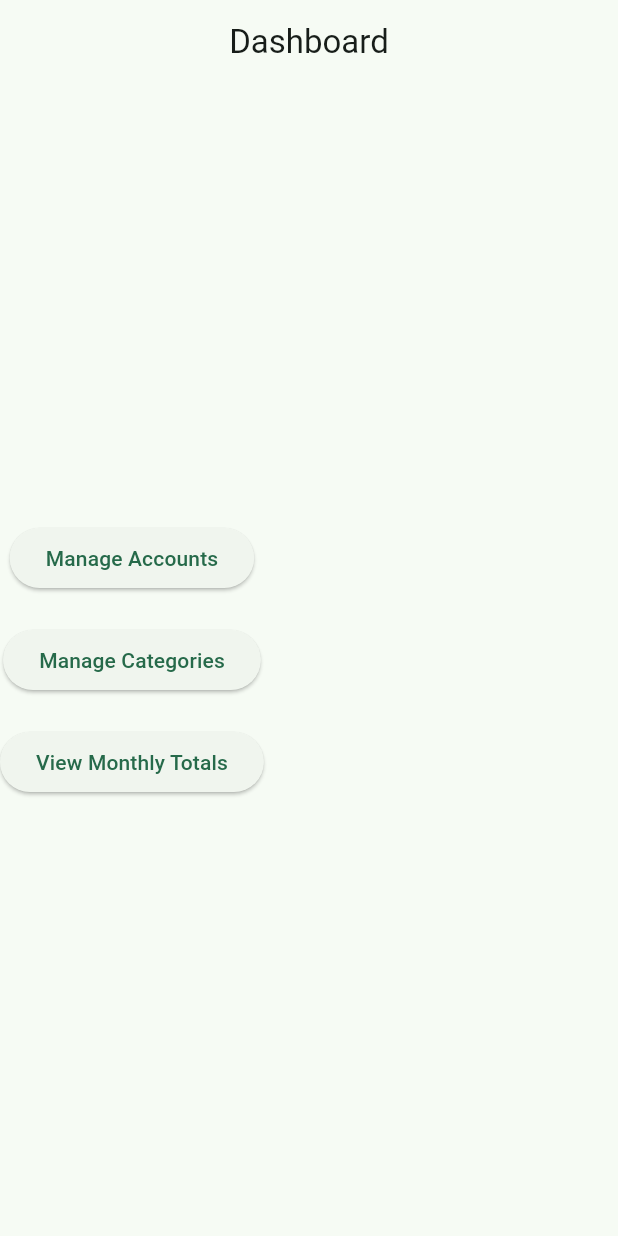
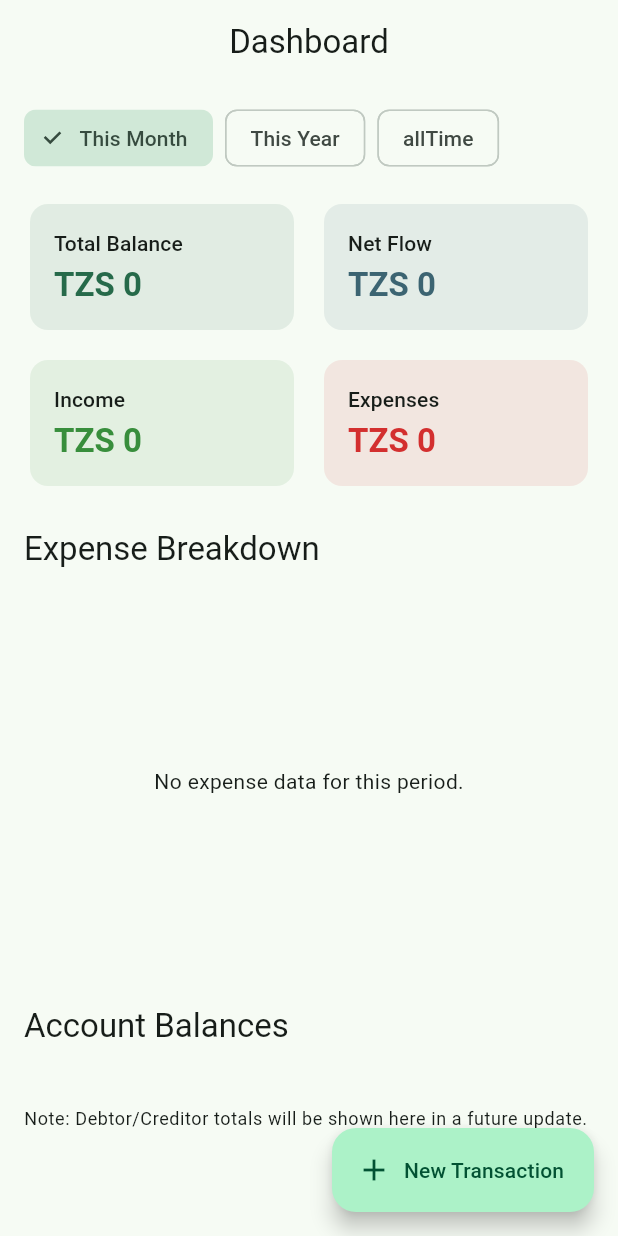
Before and after one commit to yuzalsif/budget_master, a Flutter app: the screen it shows after launch, on a phone screen of 412 x 824 dp. Run offline on Flutter 3.47's test engine with Material 3 defaults, Android fonts, the light colour scheme and no system bars; our stand-ins replace fl_chart, flutter_riverpod, objectbox; generated files the repository leaves out were written again.

Commit message:
feat: Add dashboard

```diff
--- a/lib/app/app.dart
+++ b/lib/app/app.dart
@@ -1,6 +1,7 @@
 import 'package:budget_master/features/accounts/presentation/screens/accounts_screen.dart';
 import 'package:budget_master/features/categories/presentation/screens/categories_screen.dart';
 import 'package:budget_master/features/categories/presentation/screens/category_totals_screen.dart';
+import 'package:budget_master/features/dashboard/presentation/screens/dashboard_screen.dart';
 import 'package:flutter/material.dart';
 import 'package:flutter_riverpod/flutter_riverpod.dart';
 import 'package:budget_master/app/theme/app_theme.dart';
@@ -26,7 +27,7 @@ class MyApp extends ConsumerWidget {
           body: Center(child: Text('Error initializing database: $err')),
         ),
         data: (isar) =>
-            const HomePage(), // When DB is ready, show our home page
+            const DashboardScreen(), // When DB is ready, show our home page
       ),
     );
   }
--- /dev/null
+++ b/lib/features/dashboard/application/dashboard_providers.dart
@@ -0,0 +1,88 @@
+import 'package:budget_master/domain/models/account.dart';
+import 'package:budget_master/features/accounts/application/account_providers.dart';
+import 'package:budget_master/features/transactions/application/transaction_service.dart';
+import 'package:flutter_riverpod/flutter_riverpod.dart';
+
+// --- A simple data class to hold all our dashboard data ---
+class DashboardData {
+  final double totalBalance;
+  final double totalIncome;
+  final double totalExpense;
+  final List<Account> accounts;
+  final Map<String, double> categoryExpenseTotals;
+
+  DashboardData({
+    required this.totalBalance,
+    required this.totalIncome,
+    required this.totalExpense,
+    required this.accounts,
+    required this.categoryExpenseTotals,
+  });
+}
+
+// --- Filter provider to control the date range of the dashboard ---
+enum DashboardDateFilter { thisMonth, thisYear, allTime }
+
+final dashboardFilterProvider = StateProvider<DashboardDateFilter>(
+  (ref) => DashboardDateFilter.thisMonth,
+);
+
+// --- The Main Dashboard Data Provider ---
+// This provider orchestrates everything. When the filter changes, it re-runs
+// and calculates a new DashboardData object.
+final dashboardDataProvider = Provider<DashboardData>((ref) {
+  // Watch the filter to react to changes
+  final filter = ref.watch(dashboardFilterProvider);
+
+  // Get date range based on filter
+  final now = DateTime.now();
+  DateTime startDate;
+  final endDate = now;
+
+  switch (filter) {
+    case DashboardDateFilter.thisMonth:
+      startDate = DateTime(now.year, now.month, 1);
+      break;
+    case DashboardDateFilter.thisYear:
+      startDate = DateTime(now.year, 1, 1);
+      break;
+    case DashboardDateFilter.allTime:
+      // A very early date to include all transactions
+      startDate = DateTime(2000);
+      break;
+  }
+
+  // Get services and providers we need
+  final accounts = ref.watch(accountsProvider);
+  final transactionService = ref.read(transactionServiceProvider);
+
+  // Calculate all the values
+  final totalBalance = accounts.fold(
+    0.0,
+    (sum, account) => sum + account.balance,
+  );
+  final incomeExpense = transactionService.getIncomeExpenseTotals(
+    startDate: startDate,
+    endDate: endDate,
+  );
+  final categoryTotalsRaw = transactionService.getCategoryTotals(
+    startDate: startDate,
+    endDate: endDate,
+  );
+
+  // We only want the expense part for the bar chart
+  final categoryExpenseTotals = Map.fromEntries(
+    categoryTotalsRaw.entries
+        .where((entry) => entry.value.withdrawals > 0)
+        .map((entry) => MapEntry(entry.key, entry.value.withdrawals)),
+  );
+
+  // Assemble and return the final data object
+  return DashboardData(
+    totalBalance: totalBalance,
+    totalIncome: incomeExpense.income,
+    totalExpense: incomeExpense.expense,
+    accounts: accounts,
+    categoryExpenseTotals: categoryExpenseTotals,
+  );
+});
--- /dev/null
+++ b/lib/features/dashboard/presentation/screens/dashboard_screen.dart
@@ -0,0 +1,270 @@
+import 'package:flutter/material.dart';
+import 'package:flutter_riverpod/flutter_riverpod.dart';
+import 'package:budget_master/features/dashboard/application/dashboard_providers.dart';
+import 'package:intl/intl.dart';
+import 'package:fl_chart/fl_chart.dart';
+
+class DashboardScreen extends ConsumerWidget {
+  const DashboardScreen({super.key});
+
+  @override
+  Widget build(BuildContext context, WidgetRef ref) {
+    final dashboardData = ref.watch(dashboardDataProvider);
+    final currencyFormat = NumberFormat.currency(
+      symbol: 'TZS ',
+      decimalDigits: 0,
+    );
+
+    return Scaffold(
+      appBar: AppBar(title: const Text('Dashboard')),
+      body: SingleChildScrollView(
+        child: Padding(
+          padding: const EdgeInsets.all(16.0),
+          child: Column(
+            crossAxisAlignment: CrossAxisAlignment.start,
+            children: [
+              // --- Filter Chips ---
+              _FilterChips(),
+              const SizedBox(height: 20),
+
+              // --- KPI Cards ---
+              Row(
+                children: [
+                  Expanded(
+                    child: _KpiCard(
+                      title: 'Total Balance',
+                      value: currencyFormat.format(dashboardData.totalBalance),
+                      color: Theme.of(context).colorScheme.primary,
+                    ),
+                  ),
+                  const SizedBox(width: 12),
+                  Expanded(
+                    child: _KpiCard(
+                      title: 'Net Flow',
+                      value: currencyFormat.format(
+                        dashboardData.totalIncome - dashboardData.totalExpense,
+                      ),
+                      color: Theme.of(context).colorScheme.tertiary,
+                    ),
+                  ),
+                ],
+              ),
+              const SizedBox(height: 12),
+              Row(
+                children: [
+                  Expanded(
+                    child: _KpiCard(
+                      title: 'Income',
+                      value: currencyFormat.format(dashboardData.totalIncome),
+                      color: Colors.green.shade700,
+                    ),
+                  ),
+                  const SizedBox(width: 12),
+                  Expanded(
+                    child: _KpiCard(
+                      title: 'Expenses',
+                      value: currencyFormat.format(dashboardData.totalExpense),
+                      color: Colors.red.shade700,
+                    ),
+                  ),
+                ],
+              ),
+              const SizedBox(height: 24),
+
+              // --- Expense Breakdown Chart ---
+              Text(
+                'Expense Breakdown',
+                style: Theme.of(context).textTheme.titleLarge,
+              ),
+              const SizedBox(height: 16),
+              SizedBox(
+                height: 250,
+                child: _CategoryBarChart(
+                  data: dashboardData.categoryExpenseTotals,
+                ),
+              ),
+              const SizedBox(height: 24),
+
+              // --- Account Balances Table ---
+              Text(
+                'Account Balances',
+                style: Theme.of(context).textTheme.titleLarge,
+              ),
+              const SizedBox(height: 8),
+              Card(
+                child: Column(
+                  children: dashboardData.accounts.map((account) {
+                    return ListTile(
+                      leading: const Icon(
+                        Icons.account_balance_wallet_outlined,
+                      ),
+                      title: Text(account.name),
+                      trailing: Text(
+                        currencyFormat.format(account.balance),
+                        style: const TextStyle(fontWeight: FontWeight.bold),
+                      ),
+                    );
+                  }).toList(),
+                ),
+              ),
+
+              const SizedBox(height: 24),
+              Text(
+                'Note: Debtor/Creditor totals will be shown here in a future update.',
+                style: Theme.of(context).textTheme.bodySmall,
+              ),
+            ],
+          ),
+        ),
+      ),
+      floatingActionButton: FloatingActionButton.extended(
+        onPressed: () {
+          // TODO: Navigate to AddEditTransactionScreen
+        },
+        label: const Text('New Transaction'),
+        icon: const Icon(Icons.add),
+      ),
+    );
+  }
+}
+
+// --- Helper Widgets for Cleaner Code ---
+
+class _FilterChips extends ConsumerWidget {
+  @override
+  Widget build(BuildContext context, WidgetRef ref) {
+    final currentFilter = ref.watch(dashboardFilterProvider);
+    return SizedBox(
+      height: 40,
+      child: ListView(
+        scrollDirection: Axis.horizontal,
+        children: DashboardDateFilter.values.map((filter) {
+          return Padding(
+            padding: const EdgeInsets.only(right: 8.0),
+            child: ChoiceChip(
+              label: Text(filter.name.replaceAll('this', 'This ')),
+              selected: currentFilter == filter,
+              onSelected: (isSelected) {
+                if (isSelected) {
+                  ref.read(dashboardFilterProvider.notifier).state = filter;
+                }
+              },
+            ),
+          );
+        }).toList(),
+      ),
+    );
+  }
+}
+
+class _KpiCard extends StatelessWidget {
+  final String title;
+  final String value;
+  final Color color;
+  const _KpiCard({
+    required this.title,
+    required this.value,
+    required this.color,
+  });
+
+  @override
+  Widget build(BuildContext context) {
+    return Card(
+      color: color.withOpacity(0.1),
+      elevation: 0,
+      child: Padding(
+        padding: const EdgeInsets.all(16.0),
+        child: Column(
+          crossAxisAlignment: CrossAxisAlignment.start,
+          children: [
+            Text(title, style: Theme.of(context).textTheme.labelLarge),
+            const SizedBox(height: 4),
+            Text(
+              value,
+              style: Theme.of(context).textTheme.titleLarge?.copyWith(
+                fontWeight: FontWeight.bold,
+                color: color,
+              ),
+            ),
+          ],
+        ),
+      ),
+    );
+  }
+}
+
+class _CategoryBarChart extends StatelessWidget {
+  final Map<String, double> data;
+  const _CategoryBarChart({required this.data});
+
+  @override
+  Widget build(BuildContext context) {
+    if (data.isEmpty) {
+      return const Center(child: Text('No expense data for this period.'));
+    }
+
+    final chartData = data.entries.toList();
+
+    return BarChart(
+      BarChartData(
+        alignment: BarChartAlignment.spaceAround,
+        maxY:
+            data.values.reduce((a, b) => a > b ? a : b) *
+            1.2, // Add 20% padding to the top
+        barTouchData: BarTouchData(enabled: true),
+        titlesData: FlTitlesData(
+          show: true,
+          bottomTitles: AxisTitles(
+            sideTitles: SideTitles(
+              showTitles: true,
+              getTitlesWidget: (double value, TitleMeta meta) {
+                final index = value.toInt();
+                if (index >= 0 && index < chartData.length) {
+                  return SideTitleWidget(
+                    meta: meta,
+                    space: 4.0,
+                    child: Text(
+                      chartData[index].key.substring(
+                        0,
+                        3,
+                      ), // Show first 3 letters
+                      style: const TextStyle(fontSize: 10),
+                    ),
+                  );
+                }
+                return const Text('');
+              },
+              reservedSize: 20,
+            ),
+          ),
+          leftTitles: const AxisTitles(
+            sideTitles: SideTitles(showTitles: false),
+          ),
+          topTitles: const AxisTitles(
+            sideTitles: SideTitles(showTitles: false),
+          ),
+          rightTitles: const AxisTitles(
+            sideTitles: SideTitles(showTitles: false),
+          ),
+        ),
+        gridData: const FlGridData(show: false),
+        borderData: FlBorderData(show: false),
+        barGroups: chartData.asMap().entries.map((entry) {
+          final index = entry.key;
+          final categoryData = entry.value;
+          return BarChartGroupData(
+            x: index,
+            barRods: [
+              BarChartRodData(
+                toY: categoryData.value,
+                color: Theme.of(context).colorScheme.secondary,
+                width: 16,
+                borderRadius: BorderRadius.circular(4),
+              ),
+            ],
+          );
+        }).toList(),
+      ),
+    );
+  }
+}
--- a/lib/features/transactions/application/transaction_service.dart
+++ b/lib/features/transactions/application/transaction_service.dart
@@ -147,6 +147,27 @@ class TransactionService {
     return totals;
   }
 
+  ({double income, double expense}) getIncomeExpenseTotals({
+    required DateTime startDate,
+    required DateTime endDate,
+  }) {
+    final transactions = _transactionBox.getAll().where((txn) {
+      return !txn.date.isBefore(startDate) && !txn.date.isAfter(endDate);
+    }).toList();
+
+    double income = 0;
+    double expense = 0;
+
+    for (var txn in transactions) {
+      if (TransactionType.values[txn.type] == TransactionType.deposit) {
+        income += txn.amount;
+      } else {
+        expense += txn.amount;
+      }
+    }
+    return (income: income, expense: expense);
+  }
+
   void updateTransaction(Transaction updatedTransaction) {
     // 1. Get the original state of the transaction from the DB before any changes.
     final oldTransaction = _transactionBox.get(updatedTransaction.id);
--- a/pubspec.yaml
+++ b/pubspec.yaml
@@ -17,6 +17,7 @@ dependencies:
   flutter_riverpod: ^2.5.1
   path_provider: ^2.1.3
   intl: ^0.20.2
+  fl_chart: ^1.1.1
 
 dev_dependencies:
   analyzer: ^8.2.0
```
Also changed, not shown: pubspec.lock.
